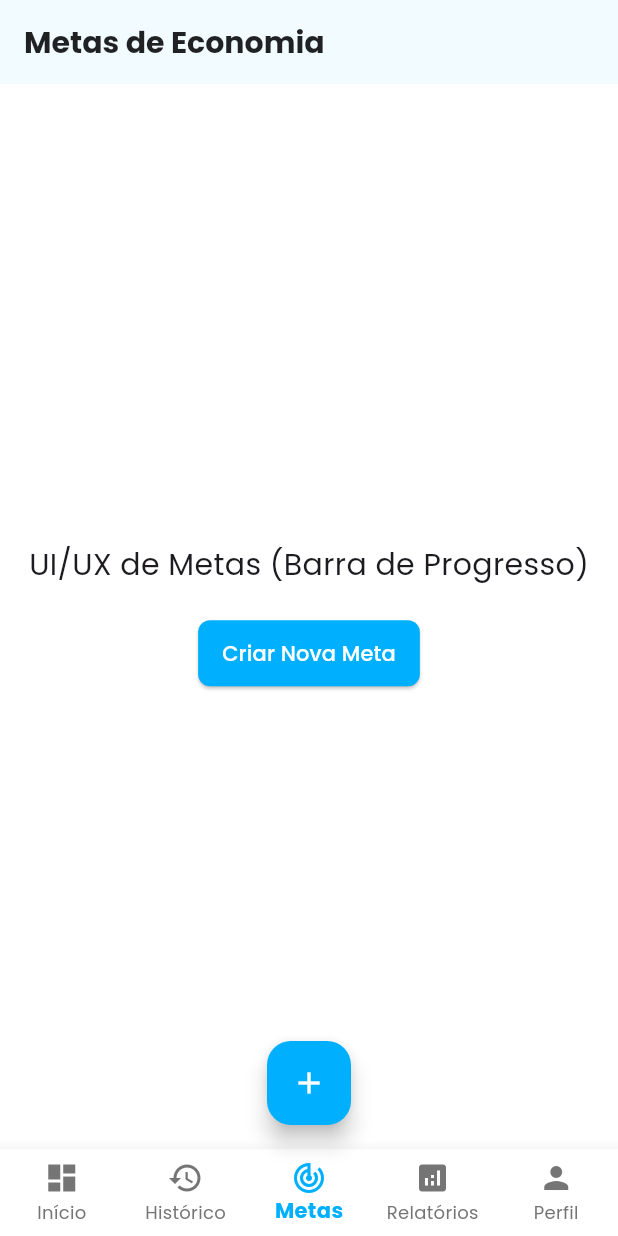
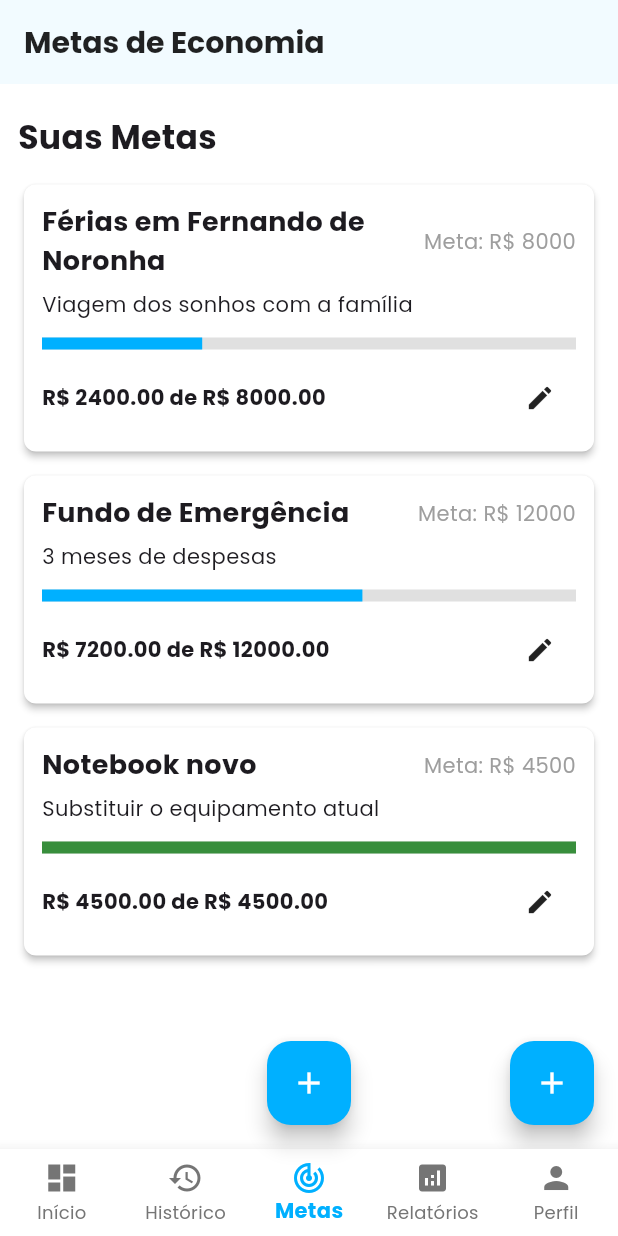
Before and after one commit to MartinHenschel/N2.FLUTTER, a Flutter app: the GoalsScreen screen opened by its route, on a phone screen of 412 x 824 dp. Run offline on Flutter 3.47's test engine with Material 3 defaults, Android fonts, the phone set to English and light mode, and no system bars; our stand-ins replace fl_chart, go_router, google_fonts.

Commit message:
feat: interface da tela de metas com dados mockados

```diff
--- a/lib/views/goals/goals_screen.dart
+++ b/lib/views/goals/goals_screen.dart
@@ -6,23 +6,120 @@ class GoalsScreen extends StatelessWidget {
 
   @override
   Widget build(BuildContext context) {
+    final List<Map<String, dynamic>> mockGoals = [
+      {
+        'title': 'Férias em Fernando de Noronha',
+        'description': 'Viagem dos sonhos com a família',
+        'target': 8000.0,
+        'current': 2400.0,
+        'dueDate': DateTime.now().add(const Duration(days: 200)),
+      },
+      {
+        'title': 'Fundo de Emergência',
+        'description': '3 meses de despesas',
+        'target': 12000.0,
+        'current': 7200.0,
+        'dueDate': DateTime.now().add(const Duration(days: 365)),
+      },
+      {
+        'title': 'Notebook novo',
+        'description': 'Substituir o equipamento atual',
+        'target': 4500.0,
+        'current': 4500.0,
+        'dueDate': DateTime.now().add(const Duration(days: 30)),
+      },
+    ];
+
     return Scaffold(
       appBar: AppBar(title: const Text('Metas de Economia')),
-      body: Center(
+      floatingActionButton: FloatingActionButton(
+        onPressed: () => context.push('/new-goal'),
+        child: const Icon(Icons.add),
+      ),
+      body: Padding(
+        padding: const EdgeInsets.all(12.0),
         child: Column(
-          mainAxisAlignment: MainAxisAlignment.center,
+          crossAxisAlignment: CrossAxisAlignment.start,
           children: [
+            const SizedBox(height: 8),
             const Text(
-              'UI/UX de Metas (Barra de Progresso)',
-              style: TextStyle(fontSize: 20),
+              'Suas Metas',
+              style: TextStyle(fontSize: 22, fontWeight: FontWeight.bold),
             ),
-            const SizedBox(height: 20),
-            ElevatedButton(
-              onPressed: () {
-                // Navega para o formulário de criação de metas
-                context.push('/new-goal');
-              },
-              child: const Text('Criar Nova Meta'),
+            const SizedBox(height: 12),
+            Expanded(
+              child: ListView.separated(
+                itemCount: mockGoals.length,
+                separatorBuilder: (context, index) => const SizedBox(height: 8),
+                itemBuilder: (context, index) {
+                  final goal = mockGoals[index];
+                  final double target = goal['target'] as double;
+                  final double current = goal['current'] as double;
+                  final double progress = (target == 0) ? 0 : (current / target).clamp(0.0, 1.0);
+
+                  return Card(
+                    elevation: 2,
+                    shape: RoundedRectangleBorder(borderRadius: BorderRadius.circular(8)),
+                    child: Padding(
+                      padding: const EdgeInsets.all(12.0),
+                      child: Column(
+                        crossAxisAlignment: CrossAxisAlignment.start,
+                        children: [
+                          Row(
+                            mainAxisAlignment: MainAxisAlignment.spaceBetween,
+                            children: [
+                              Expanded(
+                                child: Text(
+                                  goal['title'] as String,
+                                  style: const TextStyle(fontSize: 18, fontWeight: FontWeight.bold),
+                                ),
+                              ),
+                              Text(
+                                'Meta: R\$ ${target.toStringAsFixed(0)}',
+                                style: const TextStyle(fontSize: 14, color: Colors.grey),
+                              ),
+                            ],
+                          ),
+                          const SizedBox(height: 6),
+                          Text(
+                            goal['description'] as String,
+                            style: const TextStyle(fontSize: 14),
+                          ),
+                          const SizedBox(height: 12),
+                          LinearProgressIndicator(
+                            value: progress,
+                            minHeight: 8,
+                            backgroundColor: Colors.grey.shade300,
+                            valueColor: AlwaysStoppedAnimation<Color>(
+                              progress >= 1.0 ? Colors.green.shade700 : Theme.of(context).colorScheme.primary,
+                            ),
+                          ),
+                          const SizedBox(height: 8),
+                          Row(
+                            mainAxisAlignment: MainAxisAlignment.spaceBetween,
+                            children: [
+                              Text(
+                                'R\$ ${current.toStringAsFixed(2)} de R\$ ${target.toStringAsFixed(2)}',
+                                style: const TextStyle(fontSize: 14, fontWeight: FontWeight.bold),
+                              ),
+                              Row(
+                                children: [
+                                  IconButton(
+                                    onPressed: () {
+                                      context.push('/new-goal');
+                                    },
+                                    icon: const Icon(Icons.edit, size: 20),
+                                  ),
+                                ],
+                              )
+                            ],
+                          ),
+                        ],
+                      ),
+                    ),
+                  );
+                },
+              ),
             ),
           ],
         ),
```
